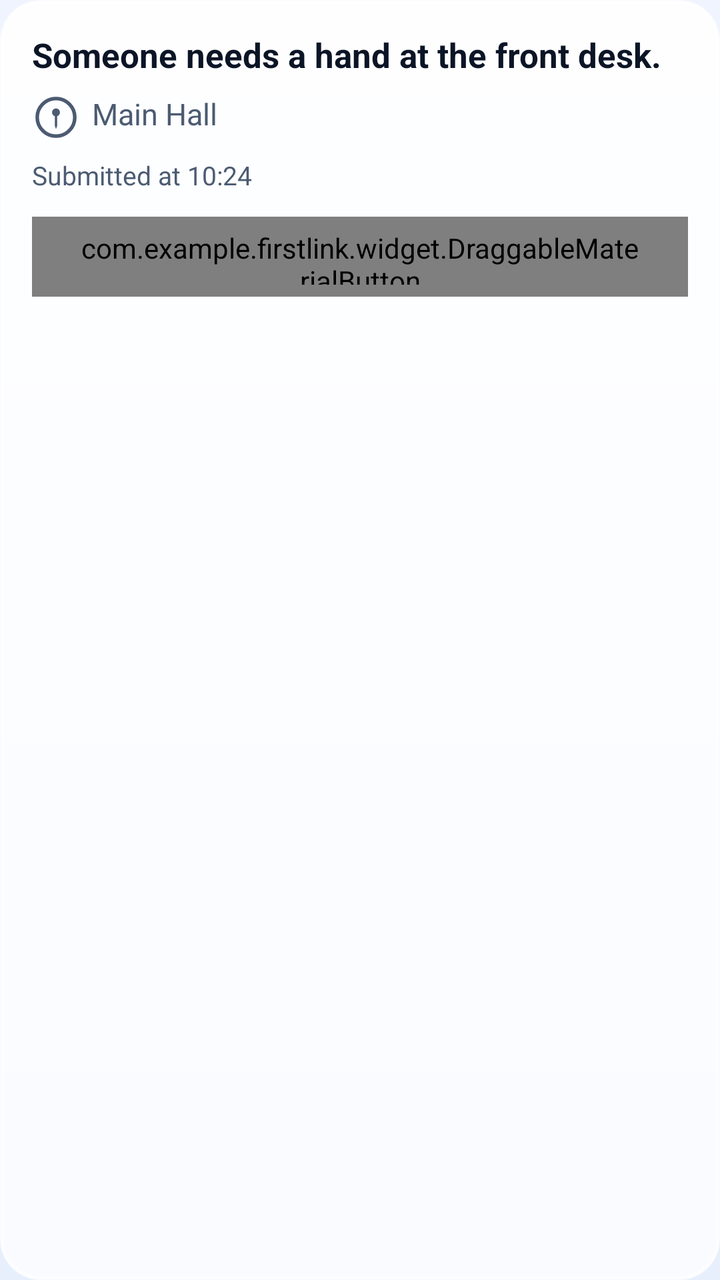
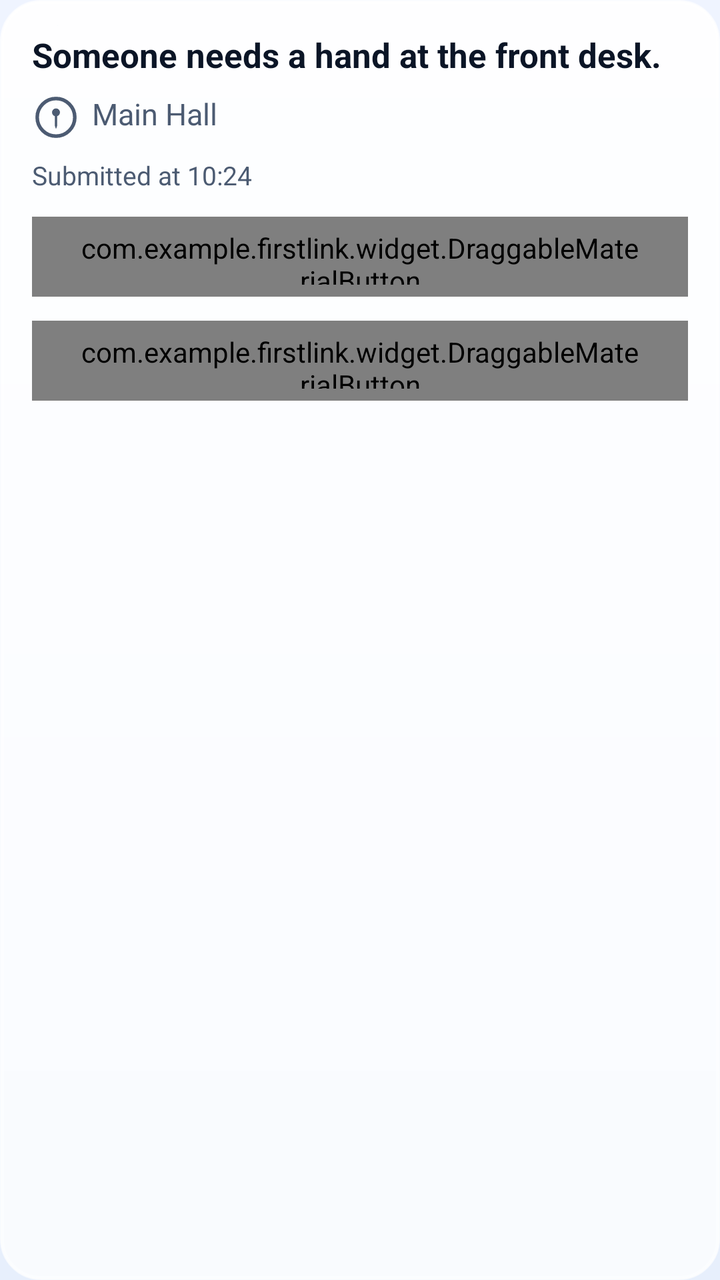

Two renders of the same Android screen: before a commit and after it. Below are the layout's source before the change and the commit's diff.
<!-- AndroidManifest.xml: application theme Theme.FirstLink -->
<!-- res/layout/item_help_request.xml -->
<?xml version="1.0" encoding="utf-8"?>
<LinearLayout xmlns:android="http://schemas.android.com/apk/res/android"
    xmlns:app="http://schemas.android.com/apk/res-auto"
    android:layout_width="match_parent"
    android:layout_height="wrap_content"
    android:layout_marginStart="20dp"
    android:layout_marginTop="14dp"
    android:layout_marginEnd="20dp"
    android:background="@drawable/bg_ios_group"
    android:orientation="vertical"
    android:padding="16dp">

    <TextView
        android:id="@+id/item_help_description"
        android:layout_width="match_parent"
        android:layout_height="wrap_content"
        android:lineSpacingMultiplier="1.2"
        android:text="Someone needs a hand at the front desk."
        android:textColor="@color/text_primary"
        android:textSize="17sp"
        android:textStyle="bold" />

    <TextView
        android:id="@+id/item_help_location"
        android:layout_width="match_parent"
        android:layout_height="wrap_content"
        android:layout_marginTop="8dp"
        android:drawableStart="@drawable/ic_sf_mappin_circle"
        android:drawablePadding="6dp"
        android:drawableTint="@color/text_secondary"
        android:text="Main Hall"
        android:textColor="@color/text_secondary"
        android:textSize="15sp" />

    <TextView
        android:id="@+id/item_help_time"
        android:layout_width="match_parent"
        android:layout_height="wrap_content"
        android:layout_marginTop="8dp"
        android:text="Submitted at 10:24"
        android:textColor="@color/text_secondary"
        android:textSize="13sp" />

    
    <TextView
        android:id="@+id/item_help_status"
        android:visibility="gone"
        android:layout_width="wrap_content"
        android:layout_height="wrap_content"
        android:layout_marginTop="10dp"
        android:background="@drawable/bg_ios_pill_blue"
        android:paddingStart="10dp"
        android:paddingTop="5dp"
        android:paddingEnd="10dp"
        android:paddingBottom="5dp"
        android:text="Open"
        android:textColor="@color/brand_primary"
        android:textSize="12sp"
        android:textStyle="bold" />

    
    <com.example.firstlink.widget.DraggableMaterialButton
        android:id="@+id/item_help_resolve_button"
        style="@style/Widget.FirstLink.Button.Neutral"
        android:layout_width="match_parent"
        android:layout_height="40dp"
        android:layout_marginTop="12dp"
        android:elevation="0dp"
        android:insetTop="0dp"
        android:insetBottom="0dp"
        android:stateListAnimator="@null"
        android:text="Mark Resolved"
        android:textColor="@color/success"
        android:textSize="14sp"
        android:textStyle="bold"
        app:backgroundTint="@color/card_surface"
        app:cornerRadius="20dp"
        app:elevation="0dp"
        app:icon="@drawable/ic_sf_checkmark_circle_fill"
        app:iconGravity="textStart"
        app:iconPadding="8dp"
        app:iconSize="16dp"
        app:iconTint="@color/success"
        app:strokeColor="@color/border_light"
        app:strokeWidth="1dp" />

</LinearLayout>
<!-- resources referenced by this layout -->
<resources>
  <color name="border_light">#26355C8C</color>
  <color name="brand_primary">#0A6CFC</color>
  <color name="card_surface">#CCFFFFFF</color>
  <color name="success">#1C7C36</color>
  <color name="text_primary">#0B1526</color>
  <color name="text_secondary">#4C5B72</color>
  <style name="Theme.FirstLink" parent="Base.Theme.FirstLink" />
  <color name="glass_sheen_bottom">#B8FFFFFF</color>
  <color name="glass_sheen_top">#E6FFFFFF</color>
  <color name="glass_rim">#B3FFFFFF</color>
  <color name="glass_rim_inner">#59FFFFFF</color>
  <color name="brand_primary_container">#240A6CFC</color>
  <color name="header_glass_top">#420A6CFC</color>
  <color name="brand_border_soft">#590A6CFC</color>
  <style name="Widget.FirstLink.Button" parent="Widget.Material3.Button">
          <item name="android:stateListAnimator">@animator/button_press_feedback</item>
          <item name="android:textAllCaps">false</item>
          <item name="android:letterSpacing">0</item>
          <item name="shapeAppearanceOverlay">@style/ShapeAppearance.FirstLink.Pill</item>
          <item name="strokeWidth">0dp</item>
      </style>
  <color name="glass_fill">#A6FFFFFF</color>
  <color name="text_body">#33425A</color>
  <color name="glass_border_strong">#59839FC4</color>
  <color name="glass_ripple">#3D0A6CFC</color>
  <style name="ShapeAppearance.FirstLink.Pill" parent="">
          <item name="cornerFamily">rounded</item>
          <item name="cornerSize">50%</item>
      </style>
  <color name="white">#FFFFFFFF</color>
  <color name="brand_on_primary_container">#0B47B0</color>
  <color name="danger">#D70015</color>
  <color name="surface">#EFF4FF</color>
  <color name="page_top">#EFF4FF</color>
  <color name="page_bottom">#E7EFFC</color>
  <style name="ShapeAppearance.FirstLink.Small" parent="ShapeAppearance.Material3.SmallComponent">
          <item name="cornerSize">18dp</item>
      </style>
  <style name="ShapeAppearance.FirstLink.Medium" parent="ShapeAppearance.Material3.MediumComponent">
          <item name="cornerSize">24dp</item>
      </style>
  <style name="ShapeAppearance.FirstLink.Large" parent="ShapeAppearance.Material3.LargeComponent">
          <item name="cornerSize">30dp</item>
      </style>
  <color name="bloom_brand_clear">#000A6CFC</color>
  <color name="bloom_brand">#4D0A6CFC</color>
  <color name="bloom_sky_clear">#0000A3FF</color>
  <color name="bloom_sky">#4700A3FF</color>
  <color name="bloom_white_clear">#00FFFFFF</color>
  <color name="bloom_white">#B3FFFFFF</color>
  <color name="brand_glow">#0A6CFC</color>
  <color name="dialog_glass_surface">#F0F7FAFF</color>
  <!-- unchanged entries left out for length: 12 -->
</resources>

<!-- the commit's change to res/layout/item_help_request.xml (unified diff, before → after) -->
@@ -9,6 +9,23 @@
     android:background="@drawable/bg_ios_group"
     android:orientation="vertical"
     android:padding="16dp">
+
+    
+    <TextView
+        android:id="@+id/item_help_problem"
+        android:layout_width="wrap_content"
+        android:layout_height="wrap_content"
+        android:layout_marginBottom="10dp"
+        android:background="@drawable/bg_ios_pill_blue"
+        android:paddingStart="10dp"
+        android:paddingTop="5dp"
+        android:paddingEnd="10dp"
+        android:paddingBottom="5dp"
+        android:text="Water problem"
+        android:textColor="@color/brand_primary"
+        android:textSize="12sp"
+        android:textStyle="bold"
+        android:visibility="gone" />
 
     <TextView
         android:id="@+id/item_help_description"
@@ -58,6 +75,66 @@
         android:textSize="12sp"
         android:textStyle="bold" />
 
+
+    <ImageView
+        android:id="@+id/item_help_photo"
+        android:layout_width="match_parent"
+        android:layout_height="160dp"
+        android:layout_marginTop="12dp"
+        android:adjustViewBounds="true"
+        android:contentDescription="Photo from the reporter"
+        android:scaleType="centerCrop"
+        android:visibility="gone" />
+
+    <TextView
+        android:id="@+id/item_help_accepted"
+        android:layout_width="match_parent"
+        android:layout_height="wrap_content"
+        android:layout_marginTop="8dp"
+        android:text="Accepted by Sam"
+        android:textColor="@color/success"
+        android:textSize="13sp"
+        android:textStyle="bold"
+        android:visibility="gone" />
+
+    
+    <TextView
+        android:id="@+id/item_help_contact"
+        android:layout_width="match_parent"
+        android:layout_height="wrap_content"
+        android:layout_marginTop="8dp"
+        android:background="@drawable/bg_ios_pill_blue"
+        android:padding="10dp"
+        android:text="Contact: Dana Reyes"
+        android:textColor="@color/brand_primary"
+        android:textSize="14sp"
+        android:textStyle="bold"
+        android:visibility="gone" />
+
+    <com.example.firstlink.widget.DraggableMaterialButton
+        android:id="@+id/item_help_accept_button"
+        style="@style/Widget.FirstLink.Button.Primary"
+        android:layout_width="match_parent"
+        android:layout_height="40dp"
+        android:layout_marginTop="12dp"
+        android:elevation="0dp"
+        android:insetTop="0dp"
+        android:insetBottom="0dp"
+        android:stateListAnimator="@null"
+        android:text="Accept Request"
+        android:textColor="@color/white"
+        android:textSize="14sp"
+        android:textStyle="bold"
+        app:backgroundTint="@color/brand_primary"
+        app:cornerRadius="20dp"
+        app:elevation="0dp"
+        app:icon="@drawable/ic_sf_hand_raised_fill"
+        app:iconGravity="textStart"
+        app:iconPadding="8dp"
+        app:iconSize="16dp"
+        app:iconTint="@color/white"
+        app:strokeWidth="0dp" />
+
     
     <com.example.firstlink.widget.DraggableMaterialButton
         android:id="@+id/item_help_resolve_button"
<!-- resource entries referenced after the edit -->
@@ -30,6 +30,31 @@
           <item name="cornerSize">50%</item>
       </style>
   <color name="white">#FFFFFFFF</color>
+  <!-- drawable ic_sf_hand_raised_fill (drawable) -->
+  <vector xmlns:android="http://schemas.android.com/apk/res/android"
+      android:width="24dp"
+      android:height="24dp"
+      android:viewportWidth="24"
+      android:viewportHeight="24">
+      <path
+          android:fillColor="#FFFFFF"
+          android:pathData="M7.6,5.1 A1.1,1.1 0 0,1 9.8,5.1 L9.8,13 L7.6,13 Z" />
+      <path
+          android:fillColor="#FFFFFF"
+          android:pathData="M10.0,4.3 A1.1,1.1 0 0,1 12.2,4.3 L12.2,13 L10.0,13 Z" />
+      <path
+          android:fillColor="#FFFFFF"
+          android:pathData="M12.4,5.1 A1.1,1.1 0 0,1 14.6,5.1 L14.6,13 L12.4,13 Z" />
+      <path
+          android:fillColor="#FFFFFF"
+          android:pathData="M14.8,7.1 A1.1,1.1 0 0,1 17.0,7.1 L17.0,13 L14.8,13 Z" />
+      <path
+          android:fillColor="#FFFFFF"
+          android:pathData="M8.60,11.60 L5.15,15.45 A1.25,1.25 0 0,0 7.02,17.12 L10.47,13.27 Z" />
+      <path
+          android:fillColor="#FFFFFF"
+          android:pathData="M6.0,10.5 L17.0,10.5 L17.0,15.2 C17.0,18.80 14.76,21.40 12.0,21.40 C9.24,21.40 6.0,18.80 6.0,15.20 Z" />
+  </vector>
   <color name="brand_on_primary_container">#0B47B0</color>
   <color name="danger">#D70015</color>
   <color name="surface">#EFF4FF</color>
